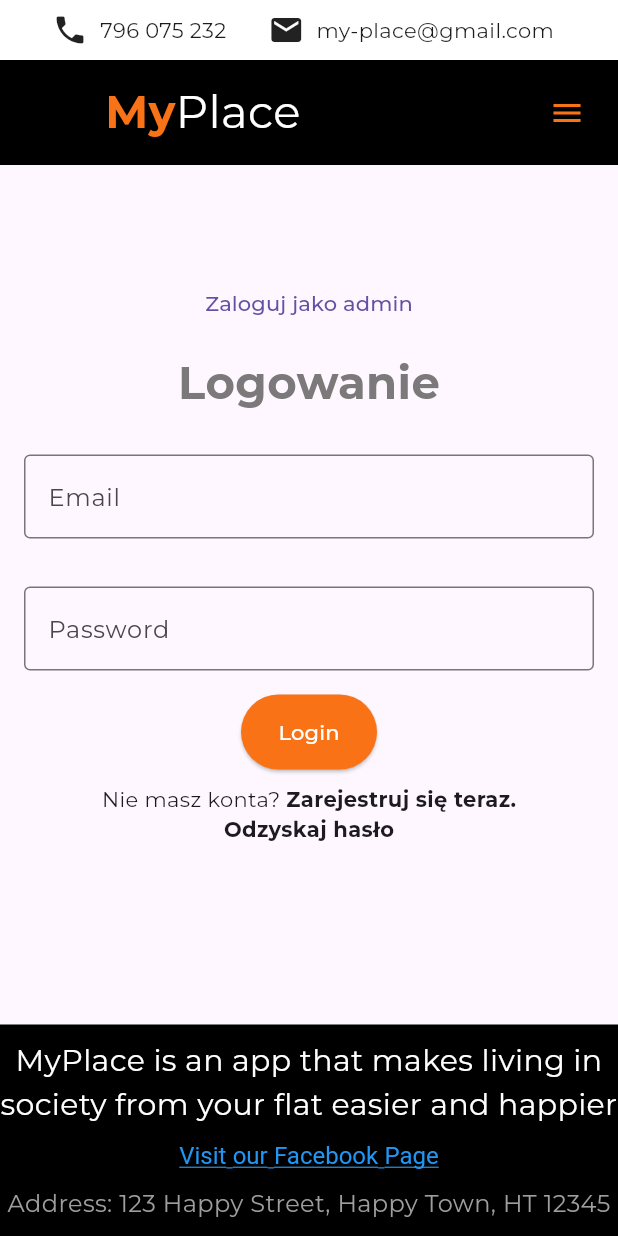
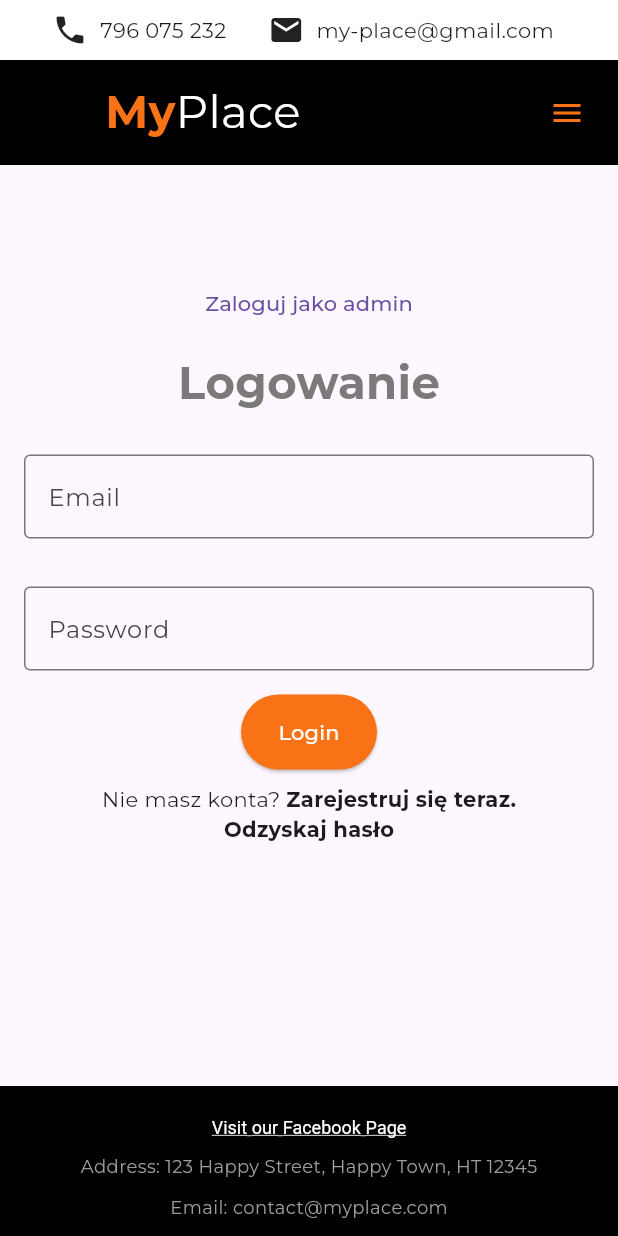
Before and after one commit to my-mini-place/my-place-frontend, a Flutter app: the screen it shows after launch, after a tap on "Zaloguj się", on a phone screen of 412 x 824 dp. Run offline on Flutter 3.47's test engine with Material 3 defaults, Android fonts, the phone set to English and light mode, and no system bars; our stand-ins replace bloc, dartz, dio, elegant_notification, event_bus, faker and 11 more; missing offline and left inert: alert_dialog, mocktail, searchable_listview, vph_web_date_picker.

Commit message:
feat: add user info change logic

```diff
--- /dev/null
+++ b/lib/Api/Account_Managment/User_edit_info/user_edit_info.dart
@@ -0,0 +1,44 @@
+import 'package:basics/Api/Auth/Auth_token_cubit/auth_cubit.dart';
+import 'package:basics/DI.dart';
+import 'package:basics/Domain/account_manager/userdetails.dart';
+import 'package:basics/Domain/account_manager/usereditInfo.dart';
+import 'package:basics/Domain/eventbus.dart';
+import 'package:basics/Domain/logoutevent.dart';
+import 'package:bloc/bloc.dart';
+
+import 'package:basics/Infrastructure/user_manager_repo.dart';
+import 'package:dartz/dartz.dart';
+import 'package:flutter/material.dart';
+import 'package:get_it/get_it.dart';
+import 'package:http/http.dart';
+
+import 'package:injectable/injectable.dart';
+part 'user_edit_state.dart';
+
+@LazySingleton()
+class UserEditInfoCubit extends Cubit<UserEditState> {
+  final UserManagerRepo userManagerRepo;
+
+  final EventBusManager eventBusManager = getIt.get<EventBusManager>();
+
+  final AuthCubit authCubit;
+  UserEditInfoCubit(this.userManagerRepo, this.authCubit)
+      : super(UserInitialState()) {
+    eventBusManager.eventBus.on<UserLogoutEvent>().listen((event) {
+      emit(UserInitialState());
+    });
+  }
+
+  Future<void> editUserEditInfo(final String? email, String? name,
+      String? surname, String? phoneNumber) async {
+    emit(UserEditInfoLoading());
+
+    final result =
+        await userManagerRepo.editUserInfo(email, name, surname, phoneNumber);
+
+    result.fold(
+      (error) => emit(UserEditInfoError(error)),
+      (userEditInfo) => emit(UserEditInfoSuccess()),
+    );
+  }
+}
--- /dev/null
+++ b/lib/Api/Account_Managment/User_edit_info/user_edit_state.dart
@@ -0,0 +1,15 @@
+part of 'user_edit_info.dart';
+
+@immutable
+abstract class UserEditState {}
+
+class UserInitialState extends UserEditState {}
+
+class UserEditInfoLoading extends UserEditState {}
+
+class UserEditInfoSuccess extends UserEditState {}
+
+class UserEditInfoError extends UserEditState {
+  final String message;
+  UserEditInfoError(this.message);
+}
--- a/lib/DI.dart
+++ b/lib/DI.dart
@@ -1,3 +1,4 @@
+import 'package:basics/Api/Account_Managment/User_edit_info/user_edit_info.dart';
 import 'package:basics/Api/Account_Managment/User_info/user_info_cubit.dart';
 import 'package:basics/Api/Account_Managment/Users_cubit/users_cubit.dart';
 import 'package:basics/Api/Auth/Auth_token_cubit/auth_cubit.dart';
@@ -49,6 +50,7 @@ class DependencyInjection extends StatelessWidget {
         BlocProvider(create: (context) => getIt.get<DeletePostCubit>()),
         BlocProvider(create: (context) => getIt.get<VotePostCubit>()),
         BlocProvider(create: (context) => getIt.get<EditPostCubit>()),
+        BlocProvider(create: (context) => getIt.get<UserEditInfoCubit>()),
       ],
       child: inputWidget,
     );
--- a/lib/Infrastructure/urls.dart
+++ b/lib/Infrastructure/urls.dart
@@ -18,6 +18,8 @@ const String editPostsUrl = "https://localhost:7281/api/Posts/Update";
 const String deletePostUrl = "https://localhost:7281/api/Posts";
 const String votePostUrl = "https://localhost:7281/api/Posts/Vote";
 
+const String EditUserInfoUrl = "https://localhost:7281/api/AccountManagement/updateAccount";
+
 // const String loginUrl = "https ://localhost:5001/api/Security/login";
 
 // const String registerUrl = "https://localhost:5001/api/Security/register";
--- a/lib/Infrastructure/user_manager_repo.dart
+++ b/lib/Infrastructure/user_manager_repo.dart
@@ -1,17 +1,19 @@
 import 'package:basics/Domain/account_manager/User.dart';
 import 'package:basics/Domain/account_manager/userdetails.dart';
+import 'package:basics/Infrastructure/basic_repo.dart';
 import 'package:basics/Infrastructure/dio_client.dart';
 import 'package:basics/Infrastructure/urls.dart';
 import 'package:dio/dio.dart';
 import 'package:injectable/injectable.dart';
 import 'package:dartz/dartz.dart';
 import 'package:basics/DI.dart';
+import 'package:basics/Domain/account_manager/usereditInfo.dart';
 
 @lazySingleton
-class UserManagerRepo {
+class UserManagerRepo extends BasicRepo {
   final dioClient = getIt.get<DioClient>();
 
-  UserManagerRepo();
+  UserManagerRepo() : super();
 
   Future<Either<String, List<User>>> getAllUsers() async {
     try {
@@ -37,4 +39,25 @@ class UserManagerRepo {
       return Left(e.message!);
     }
   }
+
+  Future<Either<String, UserFullInfo>> editUserInfo(
+      String? email, String? name, String? surname, String? phoneNumber) async {
+    try {
+      var editUserInfo = UserEditInfo(
+          id: userId,
+          email: email,
+          name: name,
+          phoneNumber: phoneNumber,
+          surname: surname);
+
+      var datajson = editUserInfo.toJson();
+      final response = await dioClient.dio.patch(EditUserInfoUrl,
+          data: datajson,
+          options: Options(headers: {'Authorization': 'Bearer $accessToken'}));
+      UserFullInfo userInfo = UserFullInfo.fromJson(response.data);
+      return Right(userInfo);
+    } on DioException catch (e) {
+      return Left(e.message!);
+    }
+  }
 }
--- a/lib/Presentation/Site/app_page.dart
+++ b/lib/Presentation/Site/app_page.dart
@@ -22,7 +22,7 @@ class AppPageBasics extends StatelessWidget {
             children: <Widget>[
               ConstrainedBox(
                 constraints:
-                    BoxConstraints(minHeight: constraints.maxHeight - 200),
+                    BoxConstraints(minHeight: constraints.maxHeight - 120),
                 child: Column(
                   children: [
                     const MyAppBarSwitcher(),
--- a/lib/Presentation/Site/footer.dart
+++ b/lib/Presentation/Site/footer.dart
@@ -16,19 +16,11 @@ class Footer extends StatelessWidget {
         constraints: const BoxConstraints(maxHeight: 300),
         margin: const EdgeInsets.only(top: 20),
         color: Colors.black,
-        height: 200,
+        height: 140,
         child: Column(
           mainAxisAlignment: MainAxisAlignment.center,
           children: [
             gapH10,
-            const Text(
-              'MyPlace is an app that makes living in society from your flat easier and happier',
-              textAlign: TextAlign.center,
-              style: TextStyle(
-                color: Colors.white,
-                fontSize: 20,
-              ),
-            ),
             gapH10,
             RichText(
               text: TextSpan(
@@ -36,8 +28,8 @@ class Footer extends StatelessWidget {
                   TextSpan(
                     text: 'Visit our Facebook Page',
                     style: const TextStyle(
-                      color: Colors.blue,
-                      fontSize: 16,
+                      color: Colors.white,
+                      fontSize: 12,
                       decoration: TextDecoration.underline,
                     ),
                     recognizer: TapGestureRecognizer()
@@ -54,7 +46,7 @@ class Footer extends StatelessWidget {
               'Address: 123 Happy Street, Happy Town, HT 12345',
               style: TextStyle(
                 color: Colors.grey,
-                fontSize: 16,
+                fontSize: 12,
               ),
             ),
             gapH10,
@@ -62,7 +54,7 @@ class Footer extends StatelessWidget {
               'Email: contact@myplace.com',
               style: TextStyle(
                 color: Colors.grey,
-                fontSize: 16,
+                fontSize: 12,
               ),
             ),
             const Flexible(
--- a/pubspec.yaml
+++ b/pubspec.yaml
@@ -19,7 +19,7 @@ publish_to: 'none' # Remove this line if you wish to publish to pub.dev
 version: 1.0.0+1
 
 environment:
-  sdk: 3.3.4
+  sdk: ^3.3.4
 
 # Dependencies specify other packages that your package needs in order to work.
 # To automatically upgrade your package dependencies to the latest versions
```
Also changed, not shown: lib/Domain/account_manager/usereditInfo.dart (added, +43 -0 lines), lib/Domain/auth_entities/user_roles.dart (+3 -8 lines), lib/Presentation/Home_Page/homepage.dart (+12 -8 lines), lib/Presentation/Profile_Page/components/info_edit_tile.dart (+6 -3 lines), lib/Presentation/Profile_Page/profile_page.dart (+73 -13 lines), lib/Presentation/Utils/extension.dart (+8 -0 lines), lib/DI.config.dart, pubspec.lock.
